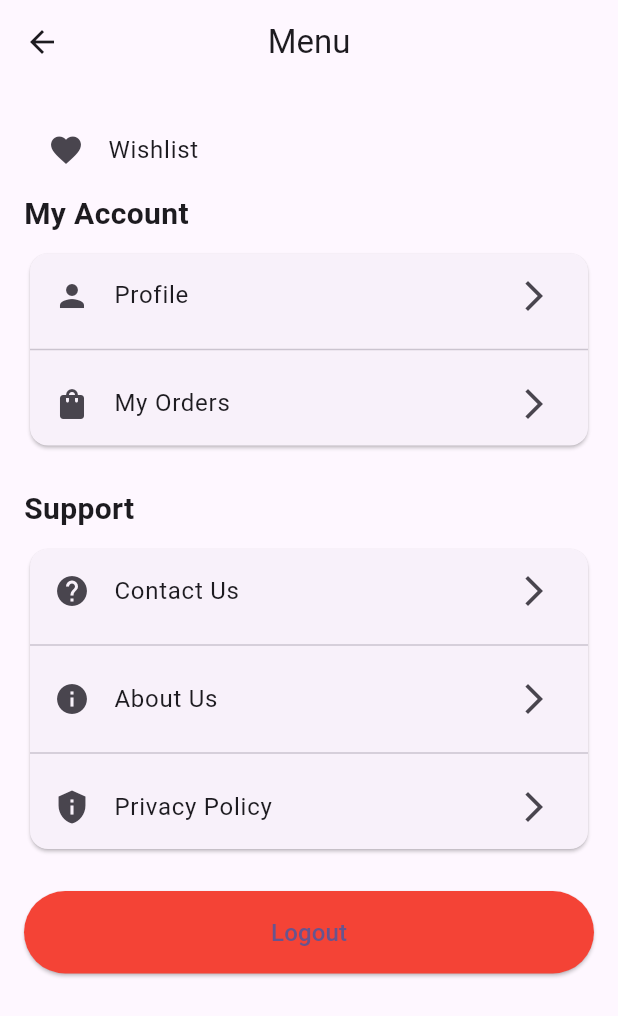
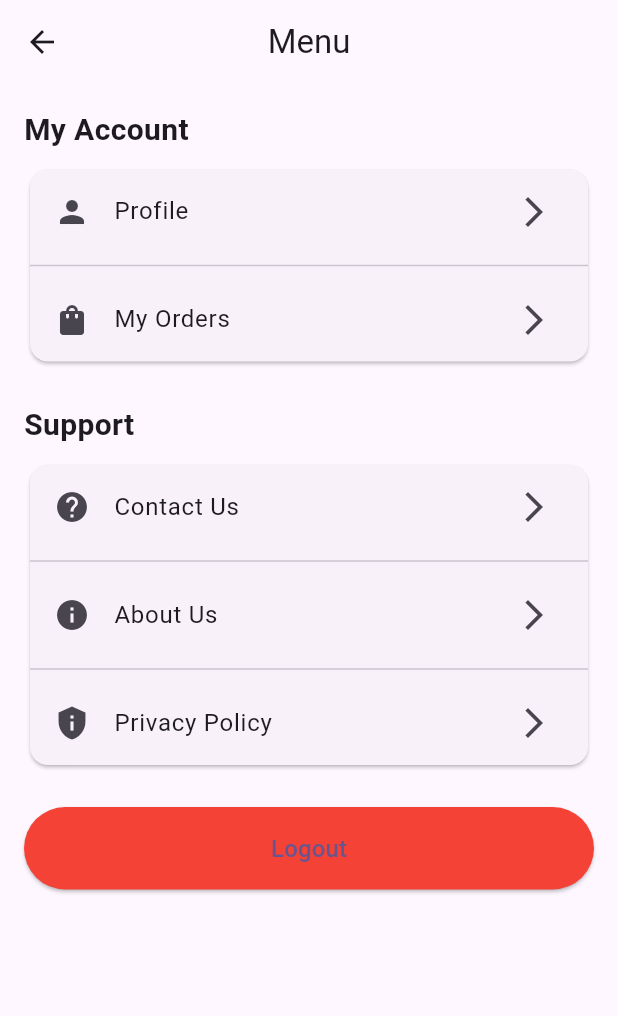
Before and after one commit to karimfady/Software-Engineering-Project, a Flutter app: the MenuPage screen opened directly, on a phone screen of 412 x 824 dp. Shown: the top 1016 px of the screen. Run offline on Flutter 3.47's test engine with Material 3 defaults, Android fonts, the phone set to English and light mode, and no system bars; our stand-ins replace supabase_flutter; accounts and stored records are empty.

Commit message:
Fixed a minor issue in the menu_page_user

```diff
--- a/outfitlyapp/lib/menu_page_user.dart
+++ b/outfitlyapp/lib/menu_page_user.dart
@@ -1,7 +1,6 @@
 import 'package:flutter/material.dart';
 import 'package:supabase_flutter/supabase_flutter.dart';
 import 'login_logic.dart';
-import 'wishlist_state.dart';
 import 'login_page.dart';
 
 class MenuPage extends StatefulWidget {
@@ -13,56 +12,12 @@ class MenuPage extends StatefulWidget {
 
 class _MenuPageState extends State<MenuPage> {
   @override
-  void initState() {
-    super.initState();
-    WishlistState().updateWishlistCount();
-  }
-
-  @override
   Widget build(BuildContext context) {
     return Scaffold(
       appBar: AppBar(title: const Text('Menu'), centerTitle: true),
       body: ListView(
         padding: const EdgeInsets.all(16.0),
         children: [
-          ListTile(
-            leading: const Icon(Icons.favorite),
-            title: Row(
-              children: [
-                const Text('Wishlist'),
-                const SizedBox(width: 8),
-                ListenableBuilder(
-                  listenable: WishlistState(),
-                  builder: (context, _) {
-                    final count = WishlistState().itemCount;
-                    if (count == 0) return const SizedBox.shrink();
-                    return Container(
-                      padding: const EdgeInsets.symmetric(
-                        horizontal: 8,
-                        vertical: 2,
-                      ),
-                      decoration: BoxDecoration(
-                        color: Colors.red,
-                        borderRadius: BorderRadius.circular(12),
-                      ),
-                      child: Text(
-                        count.toString(),
-                        style: const TextStyle(
-                          color: Colors.white,
-                          fontSize: 12,
-                        ),
-                      ),
-                    );
-                  },
-                ),
-              ],
-            ),
-            onTap: () {
-              Navigator.pushNamed(context, '/wishlist').then((_) {
-                WishlistState().updateWishlistCount();
-              });
-            },
-          ),
           // My Account Section
           const Text(
             'My Account',
```
